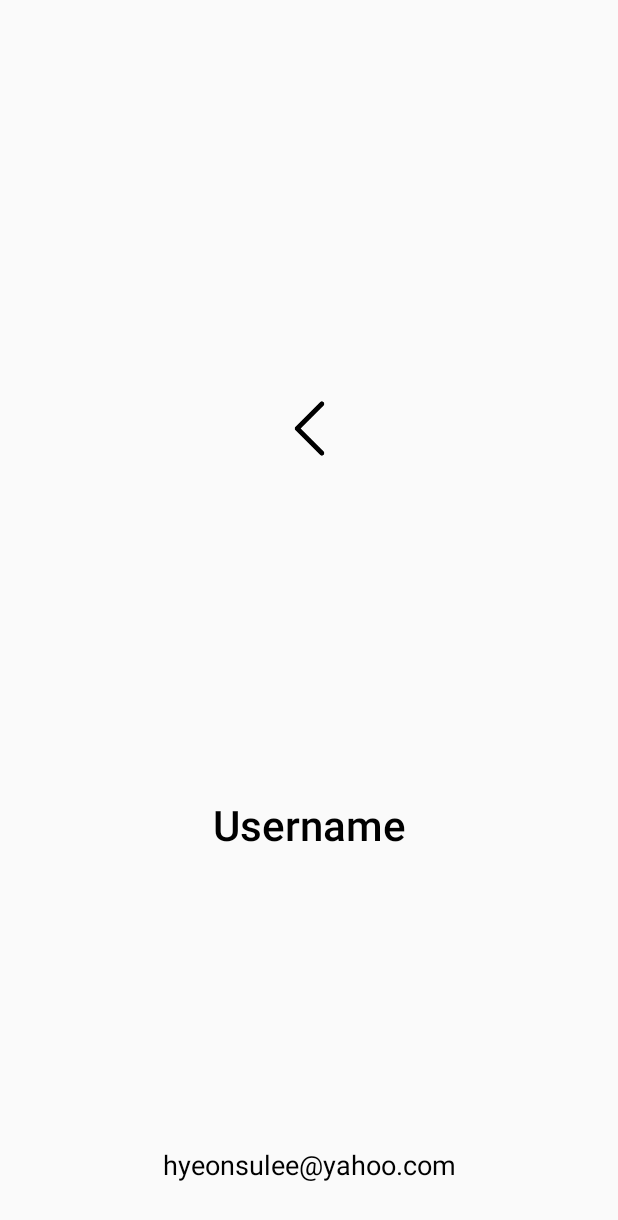
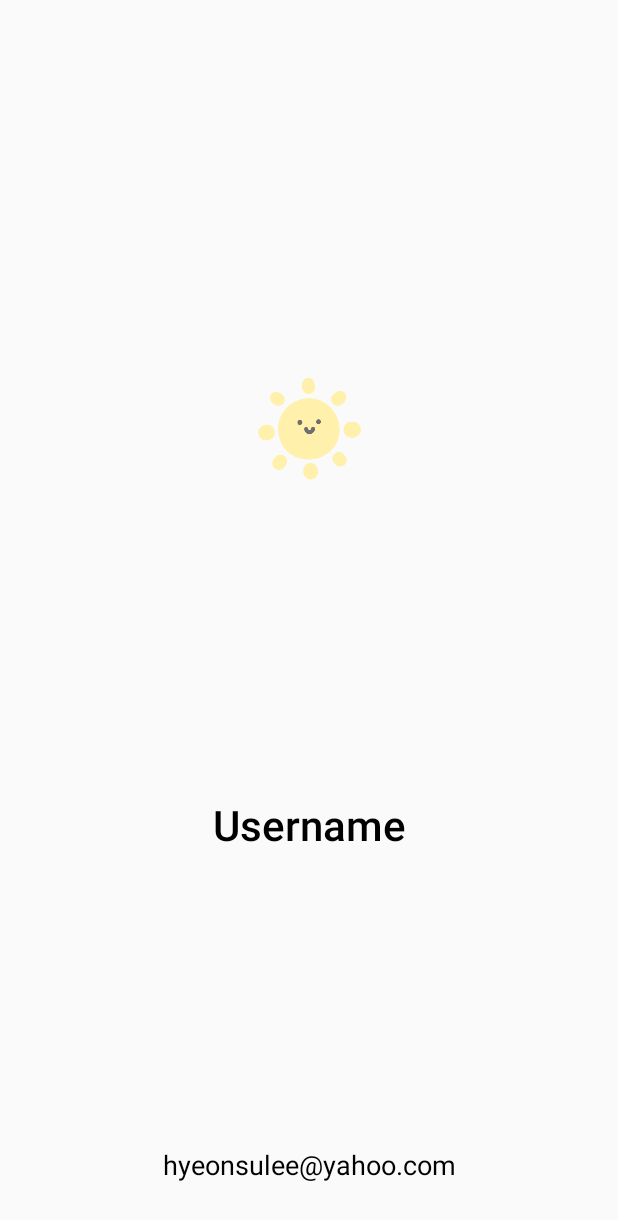
Before and after one commit to dogdduddy/Scheduler, an Android app: the Profile screen opened directly, with no data from a screen before it, on a phone screen of 412 x 824 dp. Shown: the top 1220 px of the screen. Run offline under Robolectric (Android 15) with nearby library versions, the phone set to English and light mode, and no system bars.

Commit message:
sun+ add

```diff
--- a/app/src/main/res/layout/activity_profile.xml
+++ b/app/src/main/res/layout/activity_profile.xml
@@ -11,7 +11,7 @@
         android:layout_width="70dp"
         android:layout_height="70dp"
         android:layout_marginTop="55dp"
-        app:srcCompat="@drawable/back_button"
+        app:srcCompat="@drawable/sun"
         app:layout_constraintLeft_toLeftOf="parent"
         app:layout_constraintRight_toRightOf="parent"
         app:layout_constraintBottom_toTopOf="@+id/user_name"
--- a/app/src/main/res/xml/setting_preference.xml
+++ b/app/src/main/res/xml/setting_preference.xml
@@ -4,8 +4,7 @@
         <PreferenceScreen
             android:key="profile"
             android:title="프로필"
-            android:layout="@layout/activity_profile"
-            >
+            android:layout="@layout/activity_profile">
         </PreferenceScreen>
 
     <PreferenceCategory android:title="환경설정">
```
Also changed, not shown: app/src/main/res/drawable-v24/back_button.png (deleted).
